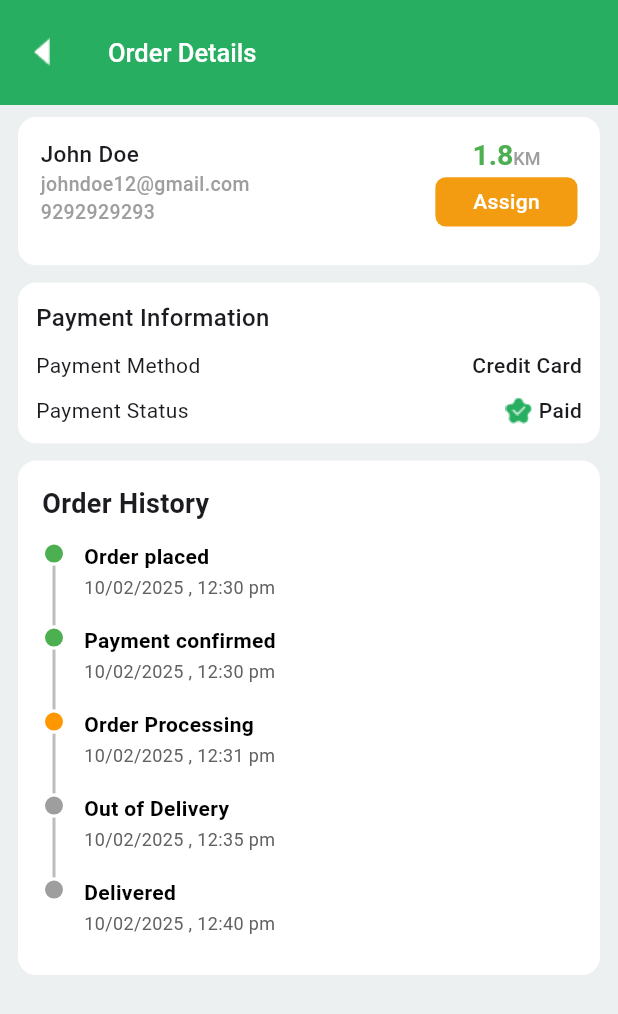
After one commit to pokaktechnologies/supermarket-admin-fe, a Flutter app: the OrderDetails screen opened directly, on a phone screen of 412 x 824 dp. The commit adds this screen. Shown: the top 1014 px of the screen. Run offline on Flutter 3.47's test engine with Material 3 defaults, Android fonts, the phone set to English and light mode, and no system bars.

Commit message:
order details page partially completed

```diff
--- a/lib/core/themes/app_assets.dart
+++ b/lib/core/themes/app_assets.dart
@@ -82,4 +82,6 @@ class AppAssets {
   static const String paidIcon = 'assets/order/paid_icon.png';
   static const String unpaidIcon = 'assets/order/unpaid_icon.png';
   static const String orderArrowImg = 'assets/order/order_icon.png';
+  static const String starIcon = 'assets/order/star_icon.png';
+  static const String tickImg = 'assets/order/tick_icon.png';
 }
--- /dev/null
+++ b/lib/views/order/order_details/details_tiles.dart
@@ -0,0 +1,177 @@
+import 'package:flutter/material.dart';
+import 'package:supermarket_admin_fe/core/themes/app_assets.dart';
+import 'package:supermarket_admin_fe/core/themes/app_colors.dart';
+
+Widget personalDetailsTile(height, width) {
+  return Container(
+    width: width * width,
+    height: height * 0.12,
+    decoration: BoxDecoration(
+      borderRadius: BorderRadius.circular(12),
+      color: AppColors.white,
+    ),
+    child: Padding(
+      padding: const EdgeInsets.symmetric(
+        horizontal: 15,
+        vertical: 14,
+      ),
+      child: Row(
+        mainAxisAlignment: MainAxisAlignment.spaceBetween,
+        children: [
+          const Column(
+            crossAxisAlignment: CrossAxisAlignment.start,
+            children: [
+              Text(
+                "John Doe",
+                style: TextStyle(
+                  fontWeight: FontWeight.w500,
+                  fontSize: 15,
+                ),
+              ),
+              Text(
+                "johndoe12@gmail.com",
+                style: TextStyle(
+                  color: AppColors.grey,
+                  fontWeight: FontWeight.w500,
+                  fontSize: 13,
+                ),
+              ),
+              Text(
+                "9292929293",
+                style: TextStyle(
+                  color: AppColors.grey,
+                  fontWeight: FontWeight.w500,
+                  fontSize: 13,
+                ),
+              )
+            ],
+          ),
+          Column(
+            children: [
+              RichText(
+                text: const TextSpan(
+                  children: [
+                    TextSpan(
+                      text: '1.8',
+                      style: TextStyle(
+                        color: AppColors.green,
+                        fontWeight: FontWeight.bold,
+                        fontSize: 19,
+                      ),
+                    ),
+                    TextSpan(
+                      text: 'KM',
+                      style: TextStyle(
+                        color: AppColors.grey,
+                        fontWeight: FontWeight.w500,
+                        fontSize: 12,
+                      ),
+                    ),
+                  ],
+                ),
+              ),
+              SizedBox(height: height * 0.005),
+              Container(
+                height: height * 0.04,
+                width: width * 0.23,
+                decoration: BoxDecoration(
+                  color: AppColors.brown,
+                  borderRadius: BorderRadius.circular(7),
+                ),
+                child: const Center(
+                  child: Text(
+                    "Assign",
+                    style: TextStyle(
+                      color: AppColors.white,
+                      fontWeight: FontWeight.w500,
+                    ),
+                  ),
+                ),
+              )
+            ],
+          )
+        ],
+      ),
+    ),
+  );
+}
+
+Widget paymentInformation(height, width) {
+  return Container(
+    width: width * width,
+    height: height * 0.13,
+    decoration: BoxDecoration(
+      borderRadius: BorderRadius.circular(12),
+      color: AppColors.white,
+    ),
+    child: Padding(
+      padding: const EdgeInsets.symmetric(
+        horizontal: 12,
+        vertical: 12,
+      ),
+      child: Column(
+        crossAxisAlignment: CrossAxisAlignment.start,
+        mainAxisAlignment: MainAxisAlignment.spaceBetween,
+        children: [
+          const Text(
+            "Payment Information",
+            style: TextStyle(
+              fontWeight: FontWeight.w500,
+              fontSize: 16,
+            ),
+          ),
+          const Row(
+            mainAxisAlignment: MainAxisAlignment.spaceBetween,
+            children: [
+              Text(
+                "Payment Method",
+                style: TextStyle(
+                  fontWeight: FontWeight.w400,
+                  fontSize: 14,
+                ),
+              ),
+              Text(
+                "Credit Card",
+                style: TextStyle(
+                  fontWeight: FontWeight.w500,
+                  fontSize: 14,
+                ),
+              ),
+            ],
+          ),
+          Row(
+            mainAxisAlignment: MainAxisAlignment.spaceBetween,
+            children: [
+              const Text(
+                "Payment Status",
+                style: TextStyle(
+                  fontWeight: FontWeight.w400,
+                  fontSize: 14,
+                ),
+              ),
+              Row(
+                children: [
+                  Stack(
+                    alignment: Alignment.center,
+                    children: [
+                      Image.asset(AppAssets.starIcon),
+                      Image.asset(AppAssets.tickImg),
+                    ],
+                  ),
+                  SizedBox(width: width * 0.01),
+                  const Text(
+                    "Paid",
+                    style: TextStyle(
+                      fontWeight: FontWeight.w500,
+                      fontSize: 14,
+                    ),
+                  ),
+                ],
+              ),
+            ],
+          )
+        ],
+      ),
+    ),
+  );
+}
--- /dev/null
+++ b/lib/views/order/order_details/order_details.dart
@@ -0,0 +1,50 @@
+import 'package:flutter/material.dart';
+import 'package:supermarket_admin_fe/core/themes/app_assets.dart';
+import 'package:supermarket_admin_fe/core/themes/app_colors.dart';
+import 'package:supermarket_admin_fe/core/utils/navigations.dart';
+import 'package:supermarket_admin_fe/views/order/order_details/details_tiles.dart';
+import 'package:supermarket_admin_fe/views/order/order_details/order_history_timeline.dart';
+
+class OrderDetails extends StatelessWidget {
+  const OrderDetails({super.key});
+
+  @override
+  Widget build(BuildContext context) {
+    var size = MediaQuery.of(context).size;
+    var height = size.height;
+    var width = size.width;
+    return Scaffold(
+      backgroundColor: AppColors.bgGrey,
+      appBar: AppBar(
+        backgroundColor: const Color(0xFF27AE60),
+        toolbarHeight: 70,
+        title: const Text(
+          "Order Details",
+          style: TextStyle(
+            color: AppColors.white,
+            fontWeight: FontWeight.w500,
+            fontSize: 17,
+          ),
+        ),
+        leading: InkWell(
+          onTap: () => popNavigation(context),
+          child: Image.asset(AppAssets.backArrow),
+        ),
+      ),
+      body: SingleChildScrollView(
+        child: Padding(
+          padding: const EdgeInsets.symmetric(horizontal: 12, vertical: 8),
+          child: Column(
+            children: [
+              personalDetailsTile(height, width),
+              SizedBox(height: height * 0.014),
+              paymentInformation(height, width),
+              SizedBox(height: height * 0.014),
+              const OrderHistoryTimeline()
+            ],
+          ),
+        ),
+      ),
+    );
+  }
+}
--- /dev/null
+++ b/lib/views/order/order_details/order_history_timeline.dart
@@ -0,0 +1,113 @@
+import 'package:flutter/material.dart';
+import 'package:supermarket_admin_fe/core/themes/app_colors.dart';
+
+class OrderHistoryTimeline extends StatelessWidget {
+  const OrderHistoryTimeline({super.key});
+
+  @override
+  Widget build(BuildContext context) {
+    final List<Map<String, dynamic>> orderSteps = [
+      {
+        'title': 'Order placed',
+        'time': '10/02/2025 , 12:30 pm',
+        'status': 'done',
+      },
+      {
+        'title': 'Payment confirmed',
+        'time': '10/02/2025 , 12:30 pm',
+        'status': 'done',
+      },
+      {
+        'title': 'Order Processing',
+        'time': '10/02/2025 , 12:31 pm',
+        'status': 'in_progress',
+      },
+      {
+        'title': 'Out of Delivery',
+        'time': '10/02/2025 , 12:35 pm',
+        'status': 'pending',
+      },
+      {
+        'title': 'Delivered',
+        'time': '10/02/2025 , 12:40 pm',
+        'status': 'pending',
+      },
+    ];
+
+    return Container(
+      padding: const EdgeInsets.all(16),
+      decoration: BoxDecoration(
+        color: AppColors.white,
+        borderRadius: BorderRadius.circular(12),
+      ),
+      child: Column(
+        crossAxisAlignment: CrossAxisAlignment.start,
+        children: [
+          const Text(
+            'Order History',
+            style: TextStyle(fontSize: 18, fontWeight: FontWeight.bold),
+          ),
+          const SizedBox(height: 12),
+          ...List.generate(orderSteps.length, (index) {
+            final step = orderSteps[index];
+            final isLast = index == orderSteps.length - 1;
+            return Row(
+              crossAxisAlignment: CrossAxisAlignment.start,
+              children: [
+                // Timeline dot and line
+                Column(
+                  children: [
+                    Container(
+                      width: 16,
+                      height: 16,
+                      decoration: BoxDecoration(
+                        shape: BoxShape.circle,
+                        color: step['status'] == 'done'
+                            ? Colors.green
+                            : step['status'] == 'in_progress'
+                                ? Colors.orange
+                                : Colors.grey,
+                        border: Border.all(color: Colors.white, width: 2),
+                      ),
+                    ),
+                    if (!isLast)
+                      Container(
+                        width: 2,
+                        height: 40,
+                        color: Colors.grey.shade400,
+                      ),
+                  ],
+                ),
+                const SizedBox(width: 12),
+                // Title and time
+                Expanded(
+                  child: Column(
+                    crossAxisAlignment: CrossAxisAlignment.start,
+                    children: [
+                      Text(
+                        step['title'],
+                        style: const TextStyle(
+                          fontWeight: FontWeight.w600,
+                          color: Colors.black,
+                        ),
+                      ),
+                      const SizedBox(height: 2),
+                      Text(
+                        step['time'],
+                        style: TextStyle(
+                          fontSize: 12,
+                          color: Colors.grey.shade700,
+                        ),
+                      ),
+                      const SizedBox(height: 10),
+                    ],
+                  ),
+                ),
+              ],
+            );
+          }),
+        ],
+      ),
+    );
+  }
+}
--- a/lib/views/order/pending.dart
+++ b/lib/views/order/pending.dart
@@ -1,6 +1,9 @@
 import 'package:flutter/material.dart';
 import 'package:supermarket_admin_fe/core/themes/app_assets.dart';
+import 'package:supermarket_admin_fe/core/utils/navigations.dart';
+import 'package:supermarket_admin_fe/views/order/order_details/order_details.dart';
 import 'package:supermarket_admin_fe/views/order/single_order_card.dart';
+
 
 class PendingPage extends StatelessWidget {
   const PendingPage({super.key});
@@ -13,14 +16,19 @@ class PendingPage extends StatelessWidget {
       child: Column(
         children: [
           SizedBox(height: height * 0.02),
-          const Padding(
-            padding: EdgeInsets.symmetric(horizontal: 15),
-            child: SingleOrderCard(
-              isDelivered: false,
-              paymentStatus: "paid",
-              img: AppAssets.paidIcon,
-              name: "John Doe",
-              isCancelled: false,
+          Padding(
+            padding: const EdgeInsets.symmetric(horizontal: 15),
+            child: InkWell(
+              onTap: () {
+                pushNavigation(context, const OrderDetails());
+              },
+              child: const SingleOrderCard(
+                isDelivered: false,
+                paymentStatus: "paid",
+                img: AppAssets.paidIcon,
+                name: "John Doe",
+                isCancelled: false,
+              ),
             ),
           ),
           SizedBox(height: height * 0.02),
```
Also changed, not shown: assets/order/star_icon.png (added), assets/order/tick_icon.png (added).
